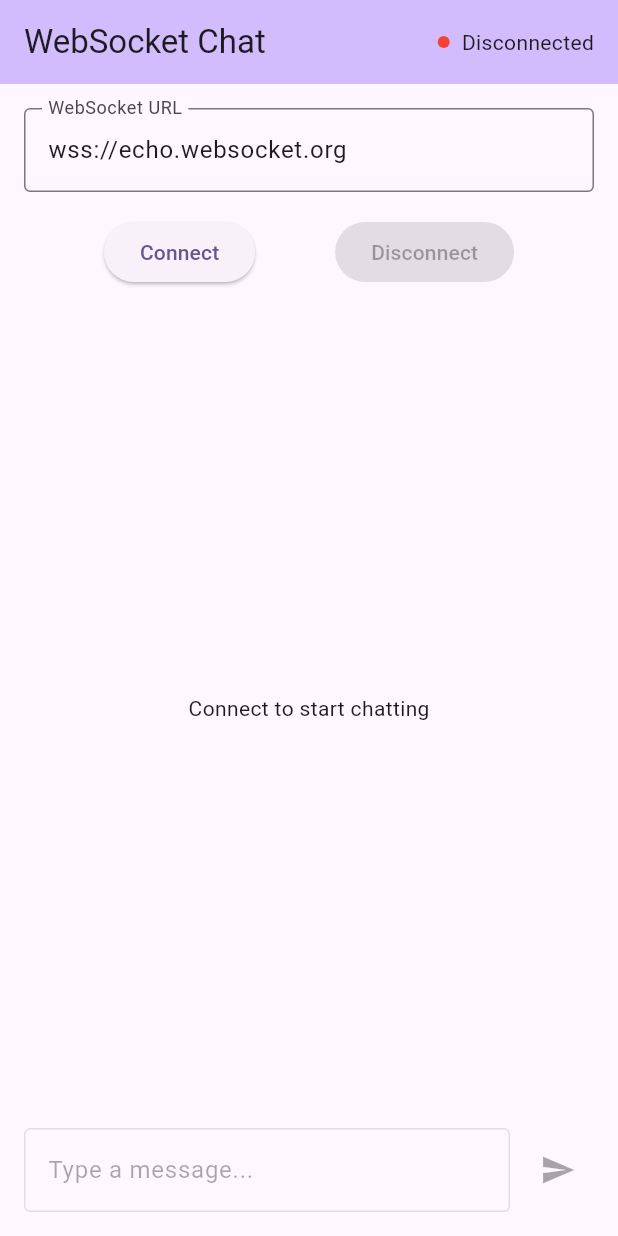
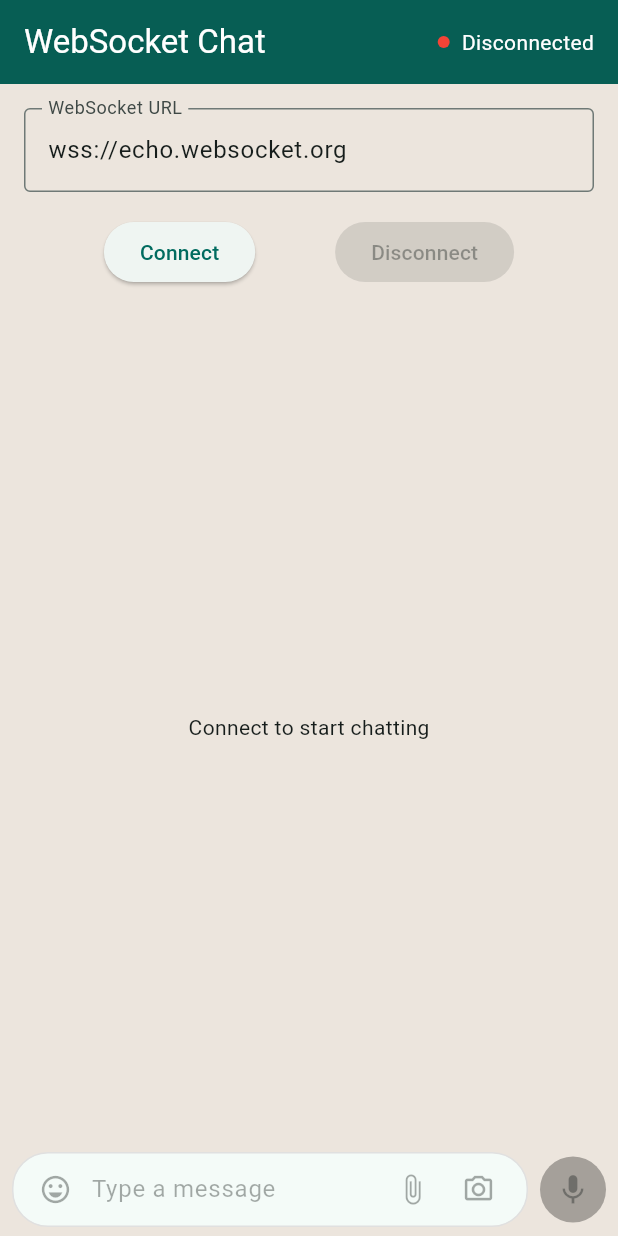
Before and after one commit to sohailmahmud/websocket_chat_app, a Flutter app: the screen it shows after launch, on a phone screen of 412 x 824 dp. Run offline on Flutter 3.47's test engine with Material 3 defaults, Android fonts, the phone set to English and light mode, and no system bars; our stand-ins replace dartz, equatable, flutter_bloc, get_it.

Commit message:
feat: Enhance chat UI design and improve message input functionality

```diff
--- a/lib/features/chat/presentation/widgets/chat_page.dart
+++ b/lib/features/chat/presentation/widgets/chat_page.dart
@@ -11,9 +11,15 @@ class ChatPage extends StatelessWidget {
   @override
   Widget build(BuildContext context) {
     return Scaffold(
+      backgroundColor: const Color(0xFFECE5DD), // WhatsApp chat background
       appBar: AppBar(
-        title: const Text('WebSocket Chat'),
-        backgroundColor: Theme.of(context).colorScheme.inversePrimary,
+        title: const Text(
+          'WebSocket Chat',
+          style: TextStyle(color: Colors.white),
+        ),
+        backgroundColor: const Color(0xFF075E54), // WhatsApp green
+        foregroundColor: Colors.white,
+        elevation: 0,
         actions: [
           BlocBuilder<ChatBloc, ChatState>(
             builder: (context, state) {
@@ -92,7 +98,7 @@ class ChatPage extends StatelessWidget {
             ),
           ),
           const SizedBox(width: 8),
-          const Text('Connected'),
+          const Text('Connected', style: TextStyle(color: Colors.white)),
         ],
       );
     } else if (state is ChatConnecting) {
@@ -108,7 +114,7 @@ class ChatPage extends StatelessWidget {
             ),
           ),
           const SizedBox(width: 8),
-          const Text('Connecting...'),
+          const Text('Connecting...', style: TextStyle(color: Colors.white)),
         ],
       );
     } else {
@@ -124,7 +130,7 @@ class ChatPage extends StatelessWidget {
             ),
           ),
           const SizedBox(width: 8),
-          const Text('Disconnected'),
+          const Text('Disconnected', style: TextStyle(color: Colors.white)),
         ],
       );
     }
--- a/lib/features/chat/presentation/widgets/message_input.dart
+++ b/lib/features/chat/presentation/widgets/message_input.dart
@@ -14,38 +14,109 @@ class MessageInput extends StatefulWidget {
 
 class _MessageInputState extends State<MessageInput> {
   final TextEditingController _messageController = TextEditingController();
+  bool _hasText = false;
 
   void _sendMessage() {
     final message = _messageController.text.trim();
     if (message.isNotEmpty && widget.enabled) {
       context.read<ChatBloc>().add(SendChatMessage(message));
       _messageController.clear();
+      setState(() => _hasText = false);
     }
   }
 
   @override
   Widget build(BuildContext context) {
-    return Container(
-      padding: const EdgeInsets.all(16.0),
+    final theme = Theme.of(context);
+    return SafeArea(
+      top: false,
+      child: Padding(
+        padding: const EdgeInsets.fromLTRB(8, 6, 8, 6),
         child: Row(
           children: [
+            // Text field container with emoji/attach/camera icons like WhatsApp
             Expanded(
+              child: Container(
+                padding: const EdgeInsets.symmetric(horizontal: 8, vertical: 2),
+                decoration: BoxDecoration(
+                  color: theme.colorScheme.surface,
+                  borderRadius: BorderRadius.circular(24),
+                  border: Border.all(color: Colors.grey.shade300),
+                ),
                 child: TextField(
                   controller: _messageController,
-              decoration: const InputDecoration(
-                hintText: 'Type a message...',
-                border: OutlineInputBorder(),
+                  enabled: widget.enabled,
+                  minLines: 1,
+                  maxLines: 5,
+                  onChanged: (v) => setState(() => _hasText = v.trim().isNotEmpty),
+                  onSubmitted: (_) => _sendMessage(),
+                  decoration: InputDecoration(
+                    isDense: true,
+                    hintText: 'Type a message',
+                    border: InputBorder.none,
+                    prefixIcon: IconButton(
+                      icon: const Icon(Icons.emoji_emotions_outlined),
+                      onPressed: widget.enabled ? () {} : null,
+                      tooltip: 'Emoji',
+                      color: widget.enabled ? Colors.grey.shade700 : Colors.grey.shade400,
+                      padding: EdgeInsets.zero,
+                      visualDensity: VisualDensity.compact,
+                      iconSize: 22,
                     ),
-              enabled: widget.enabled,
-              onSubmitted: (_) => _sendMessage(),
+                    prefixIconConstraints: const BoxConstraints(minWidth: 36, minHeight: 36),
+                    suffixIcon: Row(
+                      mainAxisSize: MainAxisSize.min,
+                      children: [
+                        IconButton(
+                          icon: const Icon(Icons.attach_file),
+                          onPressed: widget.enabled ? () {} : null,
+                          tooltip: 'Attach',
+                          color: widget.enabled ? Colors.grey.shade700 : Colors.grey.shade400,
+                          padding: EdgeInsets.zero,
+                          visualDensity: VisualDensity.compact,
+                          iconSize: 22,
+                        ),
+                        const SizedBox(width: 4),
+                        IconButton(
+                          icon: const Icon(Icons.camera_alt_outlined),
+                          onPressed: widget.enabled ? () {} : null,
+                          tooltip: 'Camera',
+                          color: widget.enabled ? Colors.grey.shade700 : Colors.grey.shade400,
+                          padding: EdgeInsets.zero,
+                          visualDensity: VisualDensity.compact,
+                          iconSize: 22,
+                        ),
+                        const SizedBox(width: 4),
+                      ],
+                    ),
+                    suffixIconConstraints: const BoxConstraints(minWidth: 0, minHeight: 0),
+                    contentPadding: const EdgeInsets.symmetric(vertical: 10),
+                  ),
+                ),
               ),
             ),
             const SizedBox(width: 8),
-          IconButton(
-            onPressed: widget.enabled ? _sendMessage : null,
-            icon: const Icon(Icons.send),
+            // Circular mic or send button
+            Container(
+              width: 44,
+              height: 44,
+              decoration: BoxDecoration(
+                color: widget.enabled
+                    ? theme.colorScheme.primary
+                    : theme.disabledColor.withOpacity(0.3),
+                shape: BoxShape.circle,
+              ),
+              child: IconButton(
+                onPressed: !widget.enabled
+                    ? null
+                    : (_hasText ? _sendMessage : () {/* mic pressed */}),
+                icon: Icon(_hasText ? Icons.send : Icons.mic),
+                color: Colors.white,
+                tooltip: _hasText ? 'Send' : 'Voice message',
+              ),
             ),
           ],
+        ),
       ),
     );
   }
--- a/lib/main.dart
+++ b/lib/main.dart
@@ -19,8 +19,14 @@ class MyApp extends StatelessWidget {
     return MaterialApp(
       title: 'WebSocket Chat',
       theme: ThemeData(
-        colorScheme: ColorScheme.fromSeed(seedColor: Colors.deepPurple),
         useMaterial3: true,
+        colorScheme: ColorScheme.fromSeed(seedColor: const Color(0xFF075E54)),
+        appBarTheme: const AppBarTheme(
+          backgroundColor: Color(0xFF075E54),
+          foregroundColor: Colors.white,
+          elevation: 0,
+        ),
+        scaffoldBackgroundColor: Color(0xFFECE5DD),
       ),
       home: BlocProvider(
         create: (_) => di.sl<ChatBloc>(),
--- a/pubspec.yaml
+++ b/pubspec.yaml
@@ -22,3 +22,6 @@ dev_dependencies:
   flutter_lints: ^3.0.1
   mockito: ^5.5.0
   bloc_test: ^9.1.0
+
+flutter:
+  uses-material-design: true
```
Also changed, not shown: lib/features/chat/presentation/widgets/message_list.dart (+60 -24 lines), 1 other file. Lines whose indentation alone changed are shown as unchanged.
